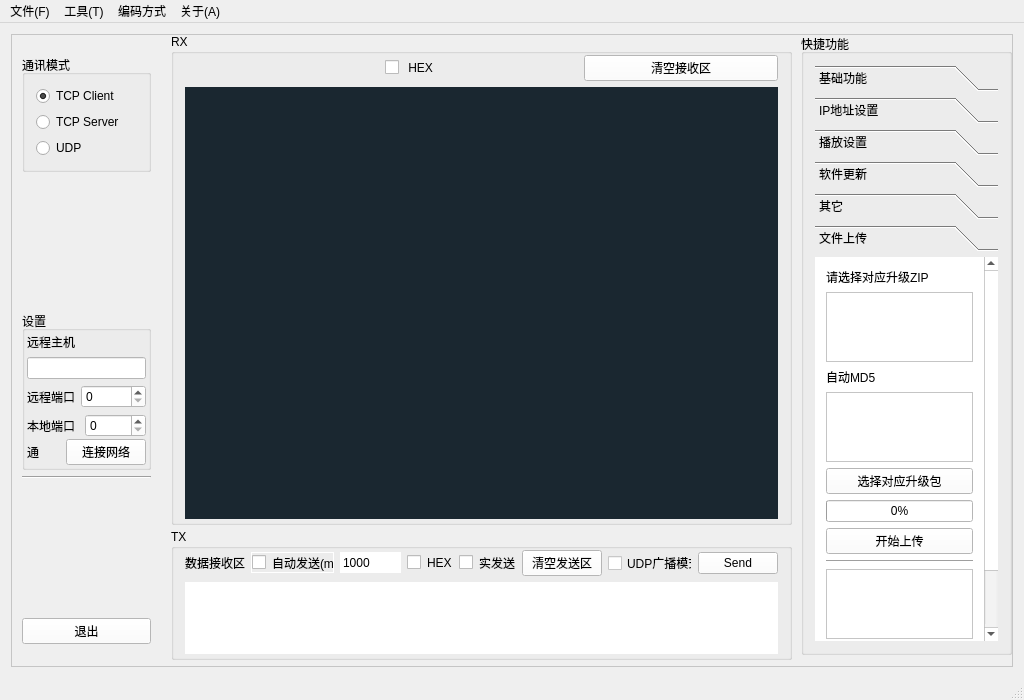
89093522/LSC_Debug, file mainwindow.ui: the form before one commit.
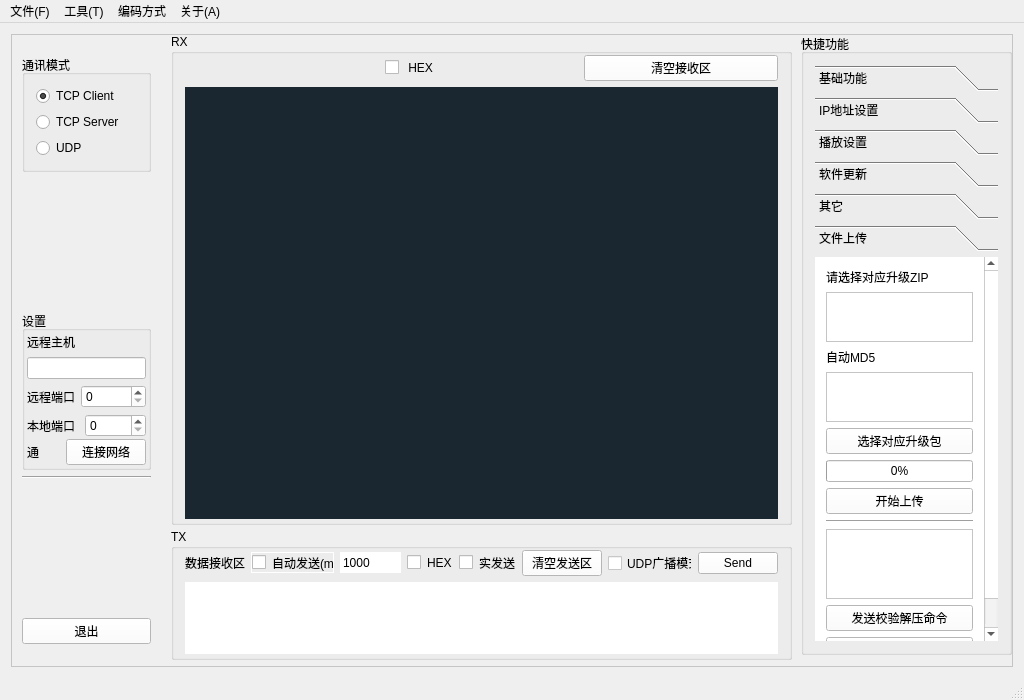
The form after the commit. The open tabs and pages were chosen to show the change.

The edit to the form file:
```diff
--- a/mainwindow.ui
+++ b/mainwindow.ui
@@ -1088,6 +1088,12 @@
               </item>
               <item>
                <widget class="QTextEdit" name="textEdit_ftp">
+                <property name="maximumSize">
+                 <size>
+                  <width>16777215</width>
+                  <height>50</height>
+                 </size>
+                </property>
                 <property name="readOnly">
                  <bool>true</bool>
                 </property>
@@ -1102,6 +1108,12 @@
               </item>
               <item>
                <widget class="QTextEdit" name="textEdit_md5">
+                <property name="maximumSize">
+                 <size>
+                  <width>16777215</width>
+                  <height>50</height>
+                 </size>
+                </property>
                 <property name="readOnly">
                  <bool>true</bool>
                 </property>
@@ -1136,7 +1148,14 @@
                </widget>
               </item>
               <item>
-               <widget class="QTextEdit" name="textEdit_ftp_info"/>
+               <widget class="QTextEdit" name="textEdit_ftp_info">
+                <property name="maximumSize">
+                 <size>
+                  <width>16777215</width>
+                  <height>70</height>
+                 </size>
+                </property>
+               </widget>
               </item>
               <item>
                <widget class="QPushButton" name="pushButton_14">
```
Left out of the diff: 42 changed lines with no effect on the pictures.
